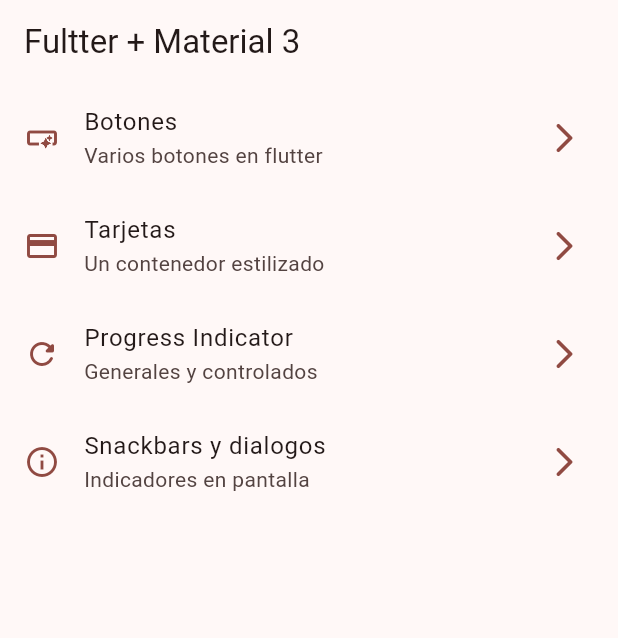
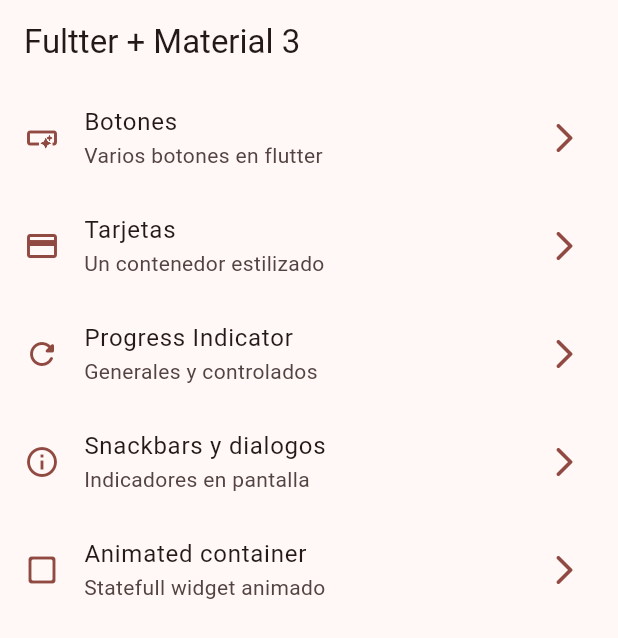
Before and after one commit to juanpjacobi/widgets_app, a Flutter app: the screen it shows after launch, on a phone screen of 412 x 824 dp. Shown: the top 638 px of the screen. Run offline on Flutter 3.47's test engine with Material 3 defaults, Android fonts, the phone set to English and light mode, and no system bars; our stand-ins replace go_router.

Commit message:
animated container finished

```diff
--- a/lib/config/router/app_router.dart
+++ b/lib/config/router/app_router.dart
@@ -30,5 +30,10 @@ final appRouter = GoRouter(
       name: SnackBarScreen.name,
       builder: (context, state) => const SnackBarScreen(),
     ),
+    GoRoute(
+      path: '/animated',
+      name: AnimatedScreen.name,
+      builder: (context, state) => const AnimatedScreen(),
+    ),
   ],
 );
--- a/lib/config/theme/menu/menu_items.dart
+++ b/lib/config/theme/menu/menu_items.dart
@@ -34,4 +34,9 @@ const appMenuItems = <MenuItem>[
       subtitle: 'Indicadores en pantalla',
       link: '/snackbars',
       icon: Icons.info_outline),
+  MenuItem(
+      title: 'Animated container',
+      subtitle: 'Statefull widget animado',
+      link: '/animated',
+      icon: Icons.check_box_outline_blank_rounded),
 ];
```
Also changed, not shown: lib/presentation/screens/animated/animated_screen.dart (+47 -2 lines).
